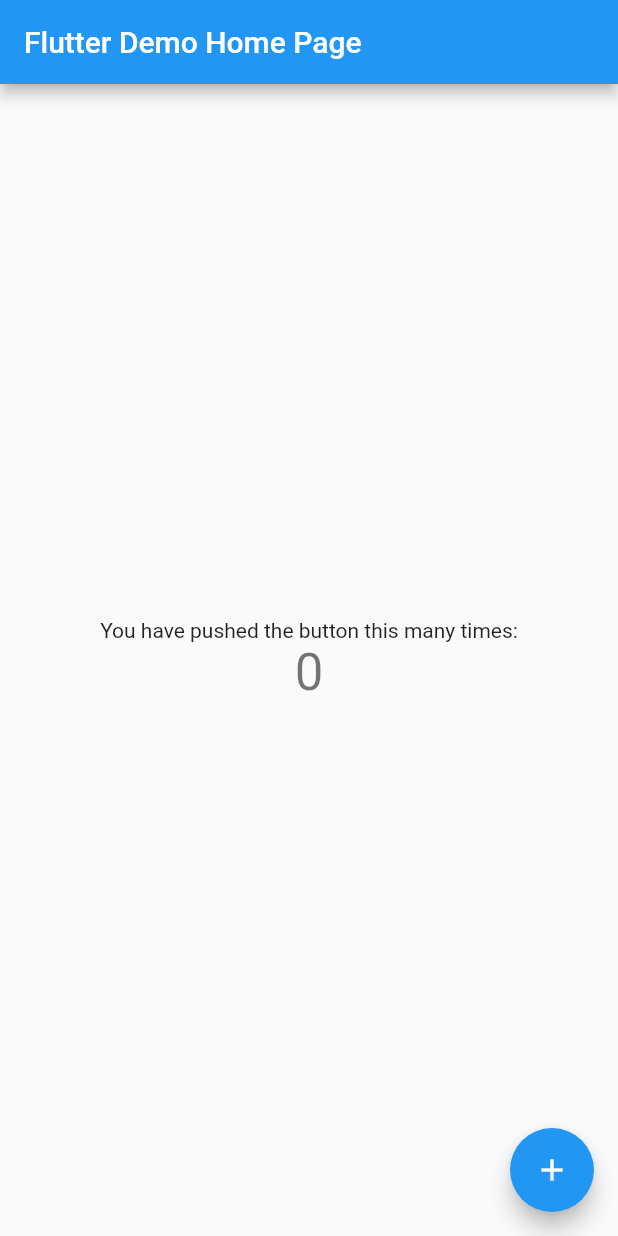
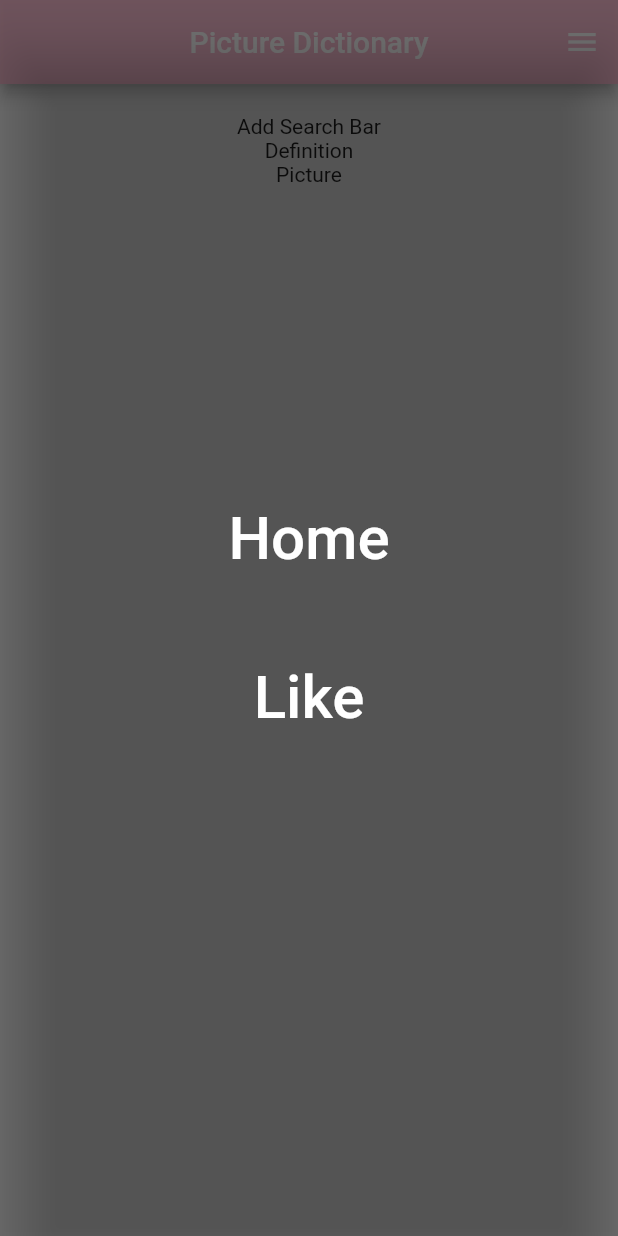
Before and after one commit to itsukicode/mobile-picture-dictionary, a Flutter app: the screen it shows after launch, with the side drawer open (before the commit the screen has no drawer), on a phone screen of 412 x 824 dp. Run offline on Flutter 3.47's test engine with Material 2 defaults, Android fonts, the light colour scheme and no system bars.

Commit message:
✨ Added Drawer and Navigate Functionality

```diff
--- a/lib/main.dart
+++ b/lib/main.dart
@@ -1,113 +1,108 @@
 import 'package:flutter/material.dart';
 
-void main() {
-  runApp(MyApp());
-}
+void main() => runApp(MyApp());
 
 class MyApp extends StatelessWidget {
-  // This widget is the root of your application.
   @override
   Widget build(BuildContext context) {
     return MaterialApp(
-      title: 'Flutter Demo',
-      theme: ThemeData(
-        // This is the theme of your application.
-        //
-        // Try running your application with "flutter run". You'll see the
-        // application has a blue toolbar. Then, without quitting the app, try
-        // changing the primarySwatch below to Colors.green and then invoke
-        // "hot reload" (press "r" in the console where you ran "flutter run",
-        // or simply save your changes to "hot reload" in a Flutter IDE).
-        // Notice that the counter didn't reset back to zero; the application
-        // is not restarted.
-        primarySwatch: Colors.blue,
-      ),
-      home: MyHomePage(title: 'Flutter Demo Home Page'),
+      routes: {
+        '/home': (context) => HomeScreen(),
+        '/like': (context) => LikeScreen(),
+      },
+      home: HomeScreen(),
     );
   }
 }
 
-class MyHomePage extends StatefulWidget {
-  MyHomePage({Key key, this.title}) : super(key: key);
-
-  // This widget is the home page of your application. It is stateful, meaning
-  // that it has a State object (defined below) that contains fields that affect
-  // how it looks.
-
-  // This class is the configuration for the state. It holds the values (in this
-  // case the title) provided by the parent (in this case the App widget) and
-  // used by the build method of the State. Fields in a Widget subclass are
-  // always marked "final".
-
-  final String title;
-
-  @override
-  _MyHomePageState createState() => _MyHomePageState();
-}
-
-class _MyHomePageState extends State<MyHomePage> {
-  int _counter = 0;
-
-  void _incrementCounter() {
-    setState(() {
-      // This call to setState tells the Flutter framework that something has
-      // changed in this State, which causes it to rerun the build method below
-      // so that the display can reflect the updated values. If we changed
-      // _counter without calling setState(), then the build method would not be
-      // called again, and so nothing would appear to happen.
-      _counter++;
-    });
-  }
-
+class HomeScreen extends StatelessWidget {
   @override
   Widget build(BuildContext context) {
-    // This method is rerun every time setState is called, for instance as done
-    // by the _incrementCounter method above.
-    //
-    // The Flutter framework has been optimized to make rerunning build methods
-    // fast, so that you can just rebuild anything that needs updating rather
-    // than having to individually change instances of widgets.
     return Scaffold(
       appBar: AppBar(
-        // Here we take the value from the MyHomePage object that was created by
-        // the App.build method, and use it to set our appbar title.
-        title: Text(widget.title),
+        title: Text('Picture Dictionary'),
+        centerTitle: true,
+        backgroundColor: Colors.pink[100],
       ),
-      body: Center(
-        // Center is a layout widget. It takes a single child and positions it
-        // in the middle of the parent.
+      endDrawer: Container(
+        width: 1000,
+        child: Theme(
+          data: Theme.of(context).copyWith(
+            // Set the transparency here
+            canvasColor: Colors
+                .transparent, //or any other color you want. e.g Colors.blue.withOpacity(0.5)
+          ),
+          child: Drawer(
+            child: Center(
+              child: ListView(
+                shrinkWrap: true,
+                padding: EdgeInsets.all(0),
+                children: [
+                  Container(
+                    padding: EdgeInsets.only(bottom: 50),
+                    child: ListTile(
+                        title: Center(
+                            child: Text('Home',
+                                style: TextStyle(
+                                  color: Colors.white,
+                                  fontSize: 40,
+                                )
+                                // decoration: TextDecoration.underline),
+                                )),
+                        onTap: () {
+                          Navigator.pop(context);
+                          // Navigator.pushNamed(context, '/home');
+                        }),
+                  ),
+                  ListTile(
+                      title: Center(
+                          child: Text(
+                        'Like',
+                        style: TextStyle(
+                          color: Colors.white,
+                          fontSize: 40,
+                        ),
+                      )),
+                      onTap: () {
+                        Navigator.pop(context);
+                        Navigator.pushNamed(context, '/like');
+                      }),
+                ],
+              ),
+            ),
+          ),
+        ),
+      ),
+      body: Container(
+        padding: EdgeInsets.all(20),
         child: Column(
-          // Column is also a layout widget. It takes a list of children and
-          // arranges them vertically. By default, it sizes itself to fit its
-          // children horizontally, and tries to be as tall as its parent.
-          //
-          // Invoke "debug painting" (press "p" in the console, choose the
-          // "Toggle Debug Paint" action from the Flutter Inspector in Android
-          // Studio, or the "Toggle Debug Paint" command in Visual Studio Code)
-          // to see the wireframe for each widget.
-          //
-          // Column has various properties to control how it sizes itself and
-          // how it positions its children. Here we use mainAxisAlignment to
-          // center the children vertically; the main axis here is the vertical
-          // axis because Columns are vertical (the cross axis would be
-          // horizontal).
-          mainAxisAlignment: MainAxisAlignment.center,
-          children: <Widget>[
-            Text(
-              'You have pushed the button this many times:',
+          children: [
+            Center(
+              child: Text('Add Search Bar'),
             ),
-            Text(
-              '$_counter',
-              style: Theme.of(context).textTheme.headline4,
+            Center(
+              child: Text('Definition'),
+            ),
+            Center(
+              child: Text('Picture'),
             ),
           ],
         ),
       ),
-      floatingActionButton: FloatingActionButton(
-        onPressed: _incrementCounter,
-        tooltip: 'Increment',
-        child: Icon(Icons.add),
-      ), // This trailing comma makes auto-formatting nicer for build methods.
     );
   }
 }
+
+class LikeScreen extends StatelessWidget {
+  @override
+  Widget build(BuildContext context) {
+    return Scaffold(
+      appBar: AppBar(
+        title: Text('Like'),
+        centerTitle: true,
+        backgroundColor: Colors.pink[100],
+      ),
+      body: Center(),
+    );
+  }
+}
```
